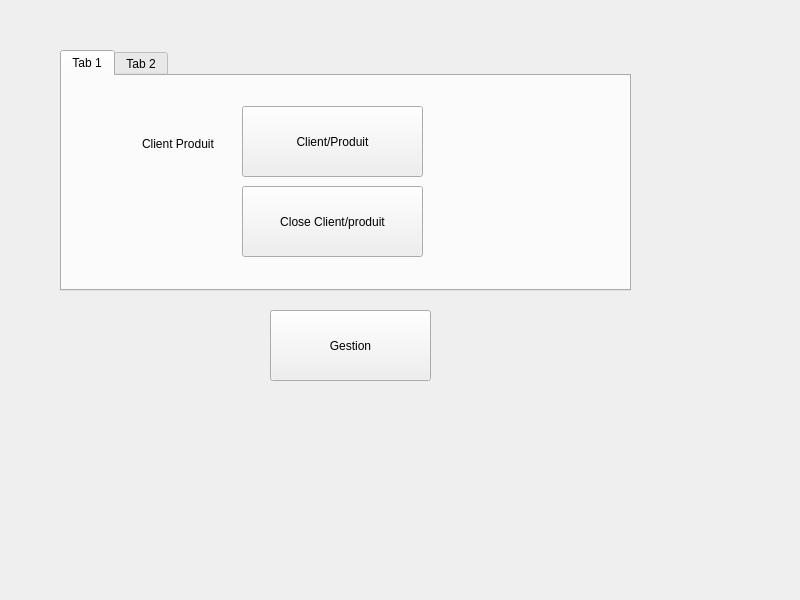
First picture: the form in ProjIntegration/mainwindow.ui, repository medhama/ThePieChart, before the edit.
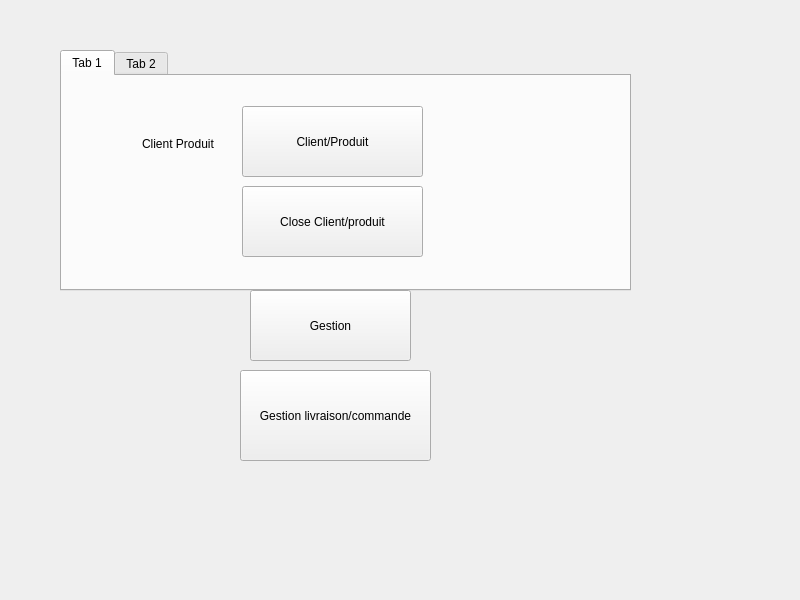
Second picture: the form after the edit.

Commit message: Livraison/commande commit

The edit to the form file:
```diff
--- a/ProjIntegration/mainwindow.ui
+++ b/ProjIntegration/mainwindow.ui
@@ -82,8 +82,8 @@
    <widget class="QPushButton" name="GestionStock">
     <property name="geometry">
      <rect>
-      <x>270</x>
-      <y>310</y>
+      <x>250</x>
+      <y>290</y>
       <width>161</width>
       <height>71</height>
      </rect>
@@ -92,6 +92,19 @@
      <string>Gestion</string>
     </property>
    </widget>
+   <widget class="QPushButton" name="LivraisonCommande">
+    <property name="geometry">
+     <rect>
+      <x>240</x>
+      <y>370</y>
+      <width>191</width>
+      <height>91</height>
+     </rect>
+    </property>
+    <property name="text">
+     <string>Gestion livraison/commande</string>
+    </property>
+   </widget>
   </widget>
   <widget class="QMenuBar" name="menubar">
    <property name="geometry">
```
The commit also changes 64 other files.
